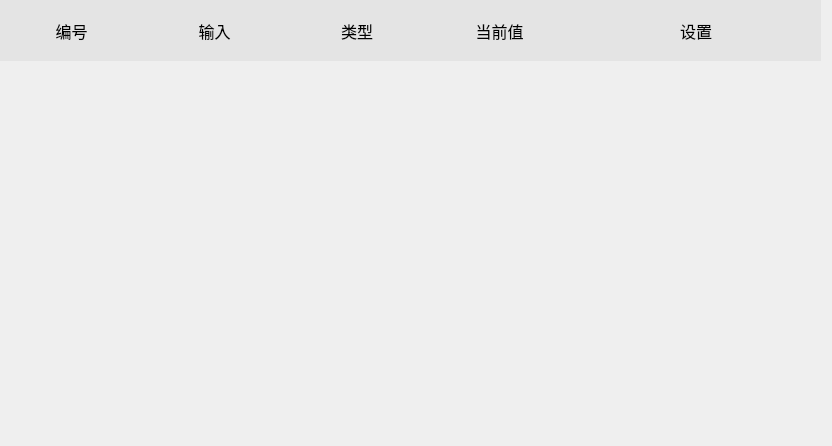
Before: the Qt Designer form setting/setline/setlinewid.ui in ChinaClever/BusBar-Qt, drawn with Qt 5.
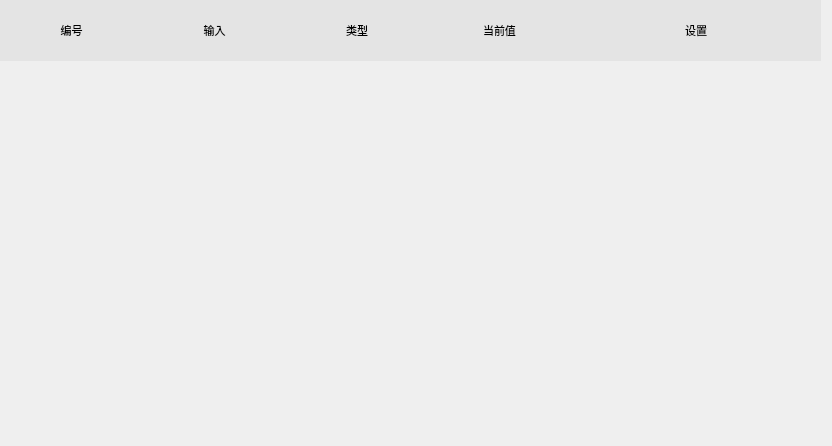
After: the same form once the commit is applied.

What changed in the file:
```diff
--- a/setting/setline/setlinewid.ui
+++ b/setting/setline/setlinewid.ui
@@ -10,9 +10,20 @@
     <height>446</height>
    </rect>
   </property>
+  <property name="font">
+   <font>
+    <family>Ubuntu</family>
+    <pointsize>8</pointsize>
+    <italic>false</italic>
+    <bold>false</bold>
+   </font>
+  </property>
   <property name="windowTitle">
    <string>Form</string>
   </property>
+  <property name="styleSheet">
+   <string notr="true">font: 8pt &quot;Ubuntu&quot;;</string>
+  </property>
   <widget class="QWidget" name="widget" native="true">
    <property name="geometry">
     <rect>
@@ -33,7 +44,10 @@
      <widget class="QLabel" name="label_4">
       <property name="font">
        <font>
-        <pointsize>12</pointsize>
+        <family>Ubuntu</family>
+        <pointsize>8</pointsize>
+        <italic>false</italic>
+        <bold>false</bold>
        </font>
       </property>
       <property name="styleSheet">
@@ -52,7 +66,10 @@
      <widget class="QLabel" name="label_5">
       <property name="font">
        <font>
-        <pointsize>12</pointsize>
+        <family>Ubuntu</family>
+        <pointsize>8</pointsize>
+        <italic>false</italic>
+        <bold>false</bold>
        </font>
       </property>
       <property name="styleSheet">
@@ -71,7 +88,10 @@
      <widget class="QLabel" name="label_6">
       <property name="font">
        <font>
-        <pointsize>12</pointsize>
+        <family>Ubuntu</family>
+        <pointsize>8</pointsize>
+        <italic>false</italic>
+        <bold>false</bold>
        </font>
       </property>
       <property name="styleSheet">
@@ -90,7 +110,10 @@
      <widget class="QLabel" name="label_7">
       <property name="font">
        <font>
-        <pointsize>12</pointsize>
+        <family>Ubuntu</family>
+        <pointsize>8</pointsize>
+        <italic>false</italic>
+        <bold>false</bold>
        </font>
       </property>
       <property name="styleSheet">
@@ -115,7 +138,10 @@
       </property>
       <property name="font">
        <font>
-        <pointsize>12</pointsize>
+        <family>Ubuntu</family>
+        <pointsize>8</pointsize>
+        <italic>false</italic>
+        <bold>false</bold>
        </font>
       </property>
       <property name="styleSheet">
```
